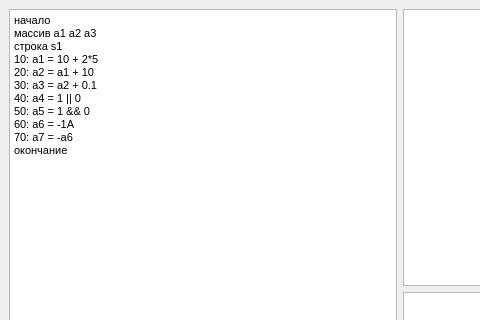
Above: MainWindow.ui from alekseyl1992/CalcCompiler before the change; both pictures show x 0 to 480 and y 0 to 320 of the 800 by 600 pixel window. Below: the same form after it.
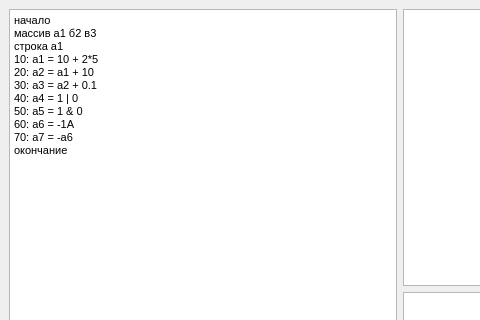
That is the form after the change.

Patch:
```diff
--- a/MainWindow.ui
+++ b/MainWindow.ui
@@ -27,15 +27,15 @@
 p, li { white-space: pre-wrap; }
 &lt;/style&gt;&lt;/head&gt;&lt;body style=&quot; font-family:'MS Shell Dlg 2'; font-size:7.8pt; font-weight:400; font-style:normal;&quot;&gt;
 &lt;p style=&quot; margin-top:0px; margin-bottom:0px; margin-left:0px; margin-right:0px; -qt-block-indent:0; text-indent:0px;&quot;&gt;&lt;span style=&quot; font-size:8pt;&quot;&gt;начало&lt;/span&gt;&lt;/p&gt;
-&lt;p style=&quot; margin-top:0px; margin-bottom:0px; margin-left:0px; margin-right:0px; -qt-block-indent:0; text-indent:0px;&quot;&gt;&lt;span style=&quot; font-size:8pt;&quot;&gt;массив a1 a2 a3&lt;/span&gt;&lt;/p&gt;
-&lt;p style=&quot; margin-top:0px; margin-bottom:0px; margin-left:0px; margin-right:0px; -qt-block-indent:0; text-indent:0px;&quot;&gt;&lt;span style=&quot; font-size:8pt;&quot;&gt;строка s1&lt;/span&gt;&lt;/p&gt;
-&lt;p style=&quot; margin-top:0px; margin-bottom:0px; margin-left:0px; margin-right:0px; -qt-block-indent:0; text-indent:0px;&quot;&gt;&lt;span style=&quot; font-size:8pt;&quot;&gt;10: a1 = 10 + 2*5&lt;/span&gt;&lt;/p&gt;
-&lt;p style=&quot; margin-top:0px; margin-bottom:0px; margin-left:0px; margin-right:0px; -qt-block-indent:0; text-indent:0px;&quot;&gt;&lt;span style=&quot; font-size:8pt;&quot;&gt;20: a2 = a1 + 10&lt;/span&gt;&lt;/p&gt;
-&lt;p style=&quot; margin-top:0px; margin-bottom:0px; margin-left:0px; margin-right:0px; -qt-block-indent:0; text-indent:0px;&quot;&gt;&lt;span style=&quot; font-size:8pt;&quot;&gt;30: a3 = a2 + 0.1&lt;/span&gt;&lt;/p&gt;
-&lt;p style=&quot; margin-top:0px; margin-bottom:0px; margin-left:0px; margin-right:0px; -qt-block-indent:0; text-indent:0px;&quot;&gt;&lt;span style=&quot; font-size:8pt;&quot;&gt;40: a4 = 1 || 0&lt;/span&gt;&lt;/p&gt;
-&lt;p style=&quot; margin-top:0px; margin-bottom:0px; margin-left:0px; margin-right:0px; -qt-block-indent:0; text-indent:0px;&quot;&gt;&lt;span style=&quot; font-size:8pt;&quot;&gt;50: a5 = 1 &amp;amp;&amp;amp; 0&lt;/span&gt;&lt;/p&gt;
-&lt;p style=&quot; margin-top:0px; margin-bottom:0px; margin-left:0px; margin-right:0px; -qt-block-indent:0; text-indent:0px;&quot;&gt;&lt;span style=&quot; font-size:8pt;&quot;&gt;60: a6 = -1A&lt;/span&gt;&lt;/p&gt;
-&lt;p style=&quot; margin-top:0px; margin-bottom:0px; margin-left:0px; margin-right:0px; -qt-block-indent:0; text-indent:0px;&quot;&gt;&lt;span style=&quot; font-size:8pt;&quot;&gt;70: a7 = -a6&lt;/span&gt;&lt;/p&gt;
+&lt;p style=&quot; margin-top:0px; margin-bottom:0px; margin-left:0px; margin-right:0px; -qt-block-indent:0; text-indent:0px;&quot;&gt;&lt;span style=&quot; font-size:8pt;&quot;&gt;массив а1 б2 в3&lt;/span&gt;&lt;/p&gt;
+&lt;p style=&quot; margin-top:0px; margin-bottom:0px; margin-left:0px; margin-right:0px; -qt-block-indent:0; text-indent:0px;&quot;&gt;&lt;span style=&quot; font-size:8pt;&quot;&gt;строка а1&lt;/span&gt;&lt;/p&gt;
+&lt;p style=&quot; margin-top:0px; margin-bottom:0px; margin-left:0px; margin-right:0px; -qt-block-indent:0; text-indent:0px;&quot;&gt;&lt;span style=&quot; font-size:8pt;&quot;&gt;10: а1 = 10 + 2*5&lt;/span&gt;&lt;/p&gt;
+&lt;p style=&quot; margin-top:0px; margin-bottom:0px; margin-left:0px; margin-right:0px; -qt-block-indent:0; text-indent:0px;&quot;&gt;&lt;span style=&quot; font-size:8pt;&quot;&gt;20: а2 = а1 + 10&lt;/span&gt;&lt;/p&gt;
+&lt;p style=&quot; margin-top:0px; margin-bottom:0px; margin-left:0px; margin-right:0px; -qt-block-indent:0; text-indent:0px;&quot;&gt;&lt;span style=&quot; font-size:8pt;&quot;&gt;30: а3 = а2 + 0.1&lt;/span&gt;&lt;/p&gt;
+&lt;p style=&quot; margin-top:0px; margin-bottom:0px; margin-left:0px; margin-right:0px; -qt-block-indent:0; text-indent:0px;&quot;&gt;&lt;span style=&quot; font-size:8pt;&quot;&gt;40: а4 = 1 | 0&lt;/span&gt;&lt;/p&gt;
+&lt;p style=&quot; margin-top:0px; margin-bottom:0px; margin-left:0px; margin-right:0px; -qt-block-indent:0; text-indent:0px;&quot;&gt;&lt;span style=&quot; font-size:8pt;&quot;&gt;50: а5 = 1 &amp;amp; 0&lt;/span&gt;&lt;/p&gt;
+&lt;p style=&quot; margin-top:0px; margin-bottom:0px; margin-left:0px; margin-right:0px; -qt-block-indent:0; text-indent:0px;&quot;&gt;&lt;span style=&quot; font-size:8pt;&quot;&gt;60: а6 = -1A&lt;/span&gt;&lt;/p&gt;
+&lt;p style=&quot; margin-top:0px; margin-bottom:0px; margin-left:0px; margin-right:0px; -qt-block-indent:0; text-indent:0px;&quot;&gt;&lt;span style=&quot; font-size:8pt;&quot;&gt;70: а7 = -а6&lt;/span&gt;&lt;/p&gt;
 &lt;p style=&quot; margin-top:0px; margin-bottom:0px; margin-left:0px; margin-right:0px; -qt-block-indent:0; text-indent:0px;&quot;&gt;&lt;span style=&quot; font-size:8pt;&quot;&gt;окончание&lt;/span&gt;&lt;/p&gt;&lt;/body&gt;&lt;/html&gt;</string>
           </property>
          </widget>
```
